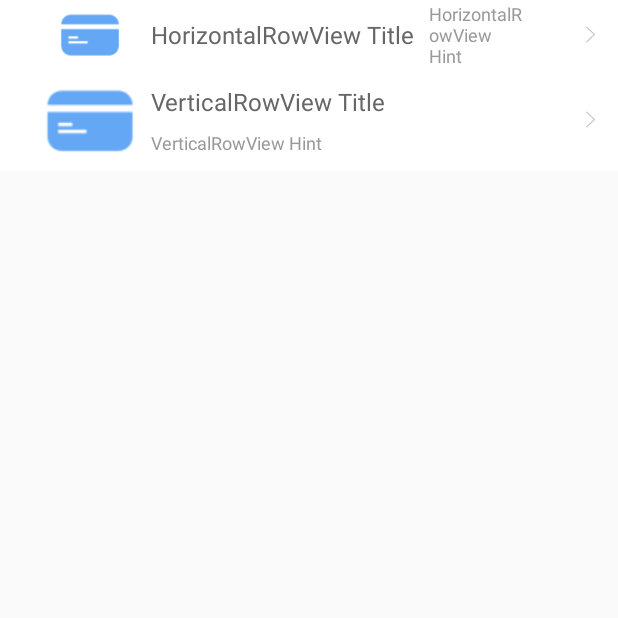
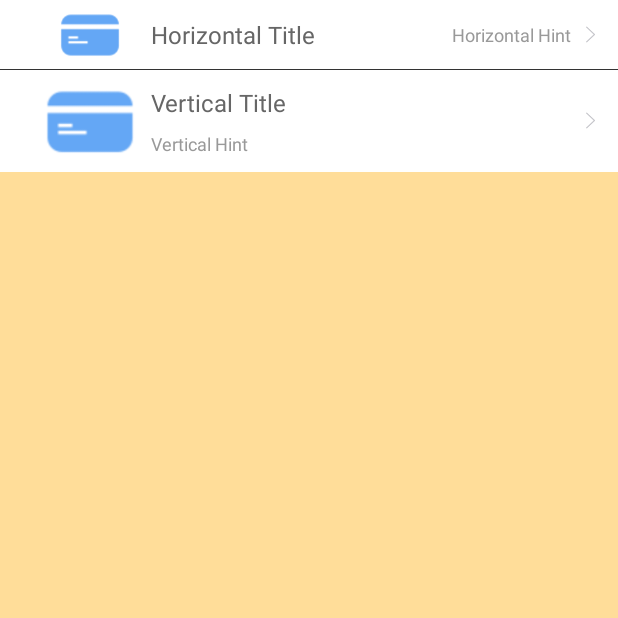
Before and after one commit to crabfang/CommonRowView, an Android app: the screen it shows after launch (MainActivity), on a phone screen of 412 x 824 dp, the top half of it. Run offline under Robolectric (Android 15) with nearby library versions, the phone set to English and light mode, and no system bars.

Commit message:
[MDF]add sample demo doc

```diff
--- a/sample/src/main/res/layout/main_activity.xml
+++ b/sample/src/main/res/layout/main_activity.xml
@@ -3,28 +3,34 @@
     xmlns:app="http://schemas.android.com/apk/res-auto"
     android:orientation="vertical"
     android:layout_width="match_parent"
-    android:layout_height="match_parent">
+    android:layout_height="match_parent"
+    android:background="#FFDD99">
 
     <com.cabe.lib.ui.rowview.HorizontalRowView
         android:id="@+id/frag_me_row_bank_h"
         style="@style/RowViewStyle"
-        app:rv_title="HorizontalRowView Title"
+        app:rv_title="Horizontal Title"
         app:rv_titleDrawablePadding="5dp"
         app:rv_titleDrawable="@drawable/rp_icon_me_card"
         app:rv_showHint="true"
-        app:rv_hintTips="HorizontalRowView Hint"
-        android:tag="HorizontalRowView Tag"
+        app:rv_hintTips="Horizontal Hint"
+        android:tag="Horizontal Tag"
         android:onClick="onClick" />
+
+    <View
+        android:layout_width="match_parent"
+        android:layout_height="1px"
+        android:background="#333333" />
 
     <com.cabe.lib.ui.rowview.VerticalRowView
         android:id="@+id/frag_me_row_bank_v"
         style="@style/RowViewStyleV"
-        app:rv_title="VerticalRowView Title"
+        app:rv_title="Vertical Title"
         app:rv_titleDrawablePadding="5dp"
         app:rv_titleDrawable="@drawable/rp_icon_me_card"
         app:rv_showHint="true"
-        app:rv_hintTips="VerticalRowView Hint"
-        android:tag="VerticalRowView Tag"
+        app:rv_hintTips="Vertical Hint"
+        android:tag="Vertical Tag"
         android:onClick="onClick" />
 
 </LinearLayout>
```
Also changed, not shown: 2 other files.
